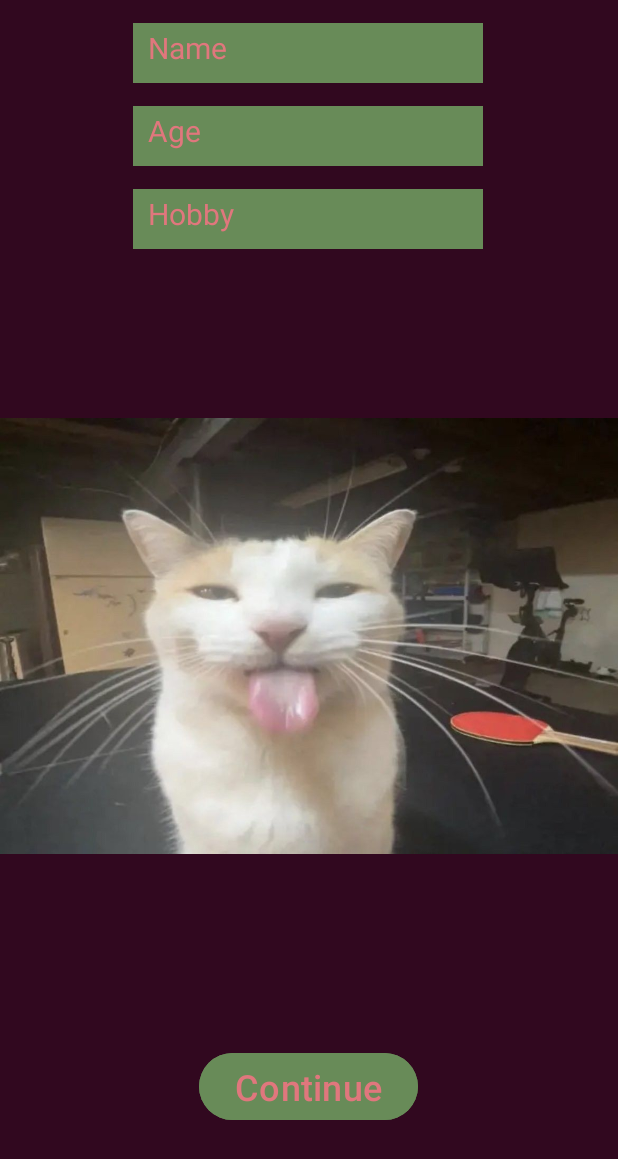
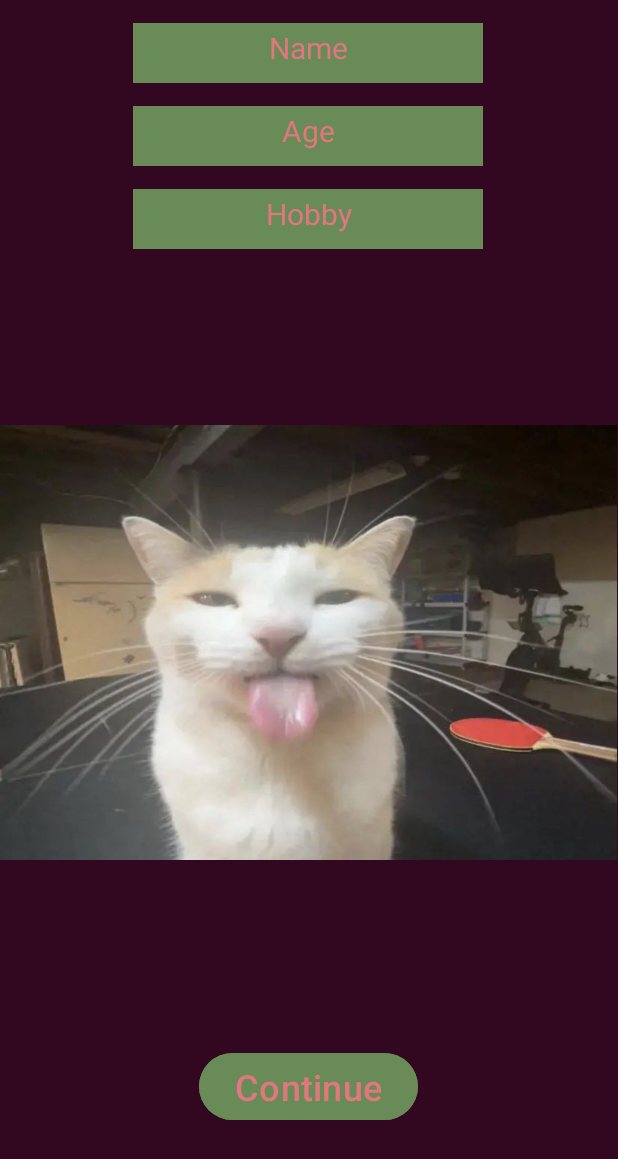
Before and after one commit to SeanNolting/ScreenTransitionsWithIntent, an Android app: the screen it shows after launch (MainActivity), on a phone screen of 412 x 824 dp. Shown: the top 1159 px of the screen. Run offline under Robolectric (Android 15) with nearby library versions, the phone set to English and light mode, and no system bars.

Commit message:
Worked on a new thing today

```diff
--- a/app/src/main/AndroidManifest.xml
+++ b/app/src/main/AndroidManifest.xml
@@ -13,6 +13,9 @@
         android:theme="@style/Theme.ScreenLayoutApp"
         tools:targetApi="31">
         <activity
+            android:name=".ShowInfoActivity"
+            android:exported="false" />
+        <activity
             android:name=".MainActivity"
             android:exported="true">
             <intent-filter>
--- a/app/src/main/res/layout/activity_main.xml
+++ b/app/src/main/res/layout/activity_main.xml
@@ -12,9 +12,10 @@
         android:layout_width="wrap_content"
         android:layout_height="40dp"
         android:layout_margin="@dimen/margin"
-        android:layout_marginTop="28dp"
+        android:layout_marginTop="16dp"
         android:background="@color/reseda_green"
         android:ems="10"
+        android:gravity="center_horizontal"
         android:hint="@string/app_name"
         android:inputType="text"
         android:padding="@dimen/padding"
@@ -34,8 +35,9 @@
         android:layout_marginTop="16dp"
         android:background="@color/reseda_green"
         android:ems="10"
+        android:gravity="center_horizontal"
         android:hint="@string/app_age"
-        android:inputType="text"
+        android:inputType="number"
         android:padding="@dimen/padding"
         android:text="@string/app_age"
         android:textColor="@color/light_coral"
@@ -53,6 +55,7 @@
         android:layout_marginTop="16dp"
         android:background="@color/reseda_green"
         android:ems="10"
+        android:gravity="center_horizontal"
         android:hint="@string/app_hobby"
         android:inputType="text"
         android:padding="@dimen/padding"
@@ -67,7 +70,8 @@
     <ImageView
         android:id="@+id/imageView2"
         android:layout_width="wrap_content"
-        android:layout_height="420dp"
+        android:layout_height="290dp"
+        android:adjustViewBounds="true"
         app:layout_constraintBottom_toBottomOf="parent"
         app:layout_constraintEnd_toEndOf="parent"
         app:layout_constraintHorizontal_bias="0.0"
@@ -84,6 +88,7 @@
         android:text="Continue"
         android:textColor="@color/light_coral"
         android:textSize="24sp"
+        android:onClick="switchScreens"
         app:layout_constraintBottom_toBottomOf="parent"
         app:layout_constraintEnd_toEndOf="parent"
         app:layout_constraintHorizontal_bias="0.498"
@@ -91,4 +96,6 @@
         app:layout_constraintTop_toTopOf="parent"
         app:layout_constraintVertical_bias="0.905" />
 
+
+
 </androidx.constraintlayout.widget.ConstraintLayout>
--- a/app/src/main/res/values/strings.xml
+++ b/app/src/main/res/values/strings.xml
@@ -1,5 +1,5 @@
 <resources>
     <string name="app_name">Name</string>
-    <string name="app_age"> Age</string>
+    <string name="app_age">Age</string>
     <string name="app_hobby">Hobby</string>
 </resources>
```
Also changed, not shown: app/src/main/java/com/example/screenlayoutapp/MainActivity.java (+45 -0 lines), app/src/main/java/com/example/screenlayoutapp/ShowInfoActivity.java (added, +23 -0 lines), app/src/main/res/layout/activity_show_info.xml (added, +9 -0 lines).
